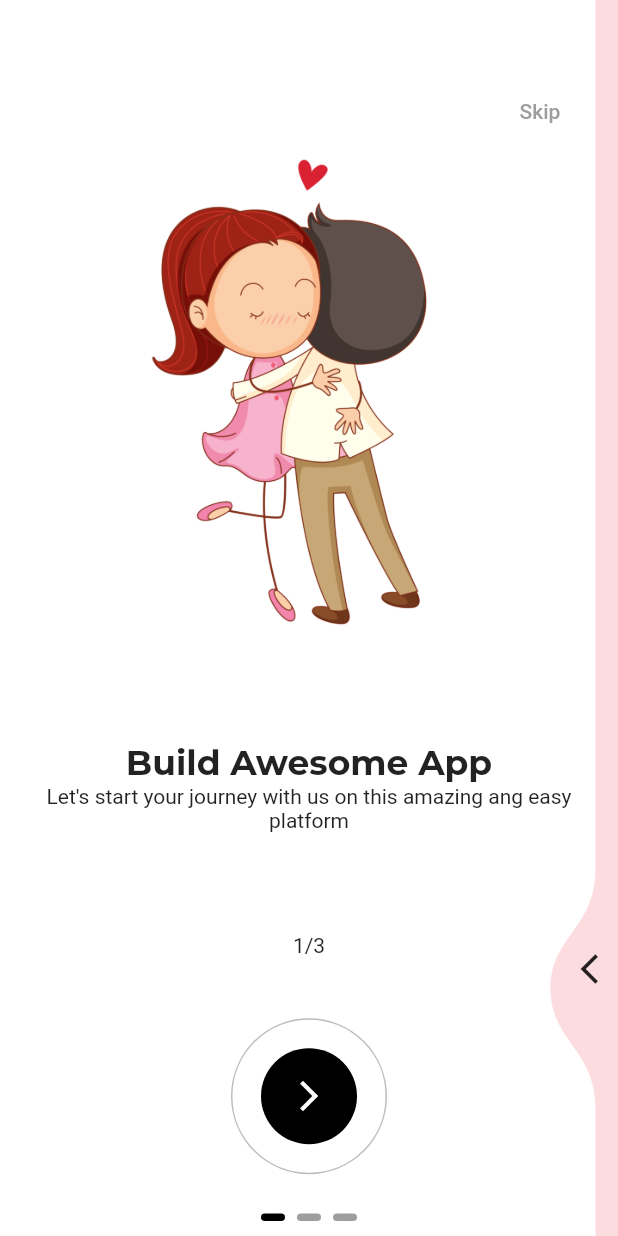
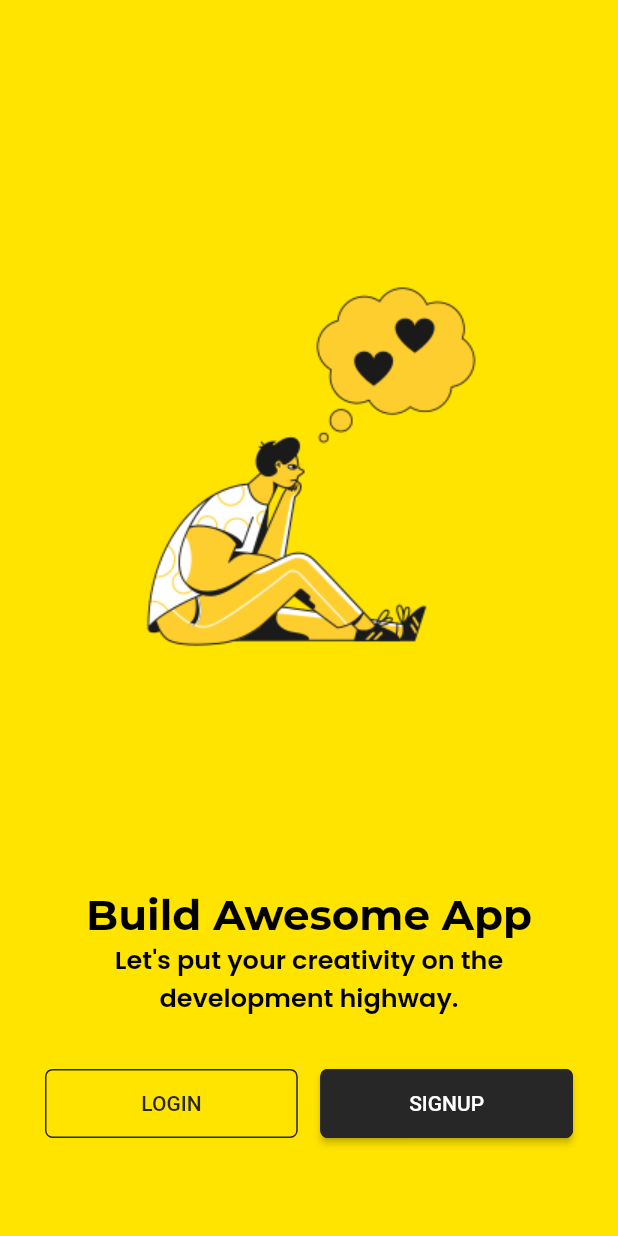
Before and after one commit to IrinaSemGB/login_app_flutter, a Flutter app: the screen it shows after launch, on a phone screen of 412 x 824 dp. Run offline on Flutter 3.47's test engine with Material 2 defaults, Android fonts, the phone set to English and light mode, and no system bars; drawn by our look-alikes of liquid_swipe, smooth_page_indicator; our stand-ins replace get, google_fonts.

Commit message:
Welcome Screen has been created. Fade animations on Splash and Welcome screens has been completed.

```diff
--- /dev/null
+++ b/lib/common_widgets/fade_in_animation/fade_animation_widget.dart
@@ -0,0 +1,36 @@
+import 'package:flutter/cupertino.dart';
+import 'package:get/get.dart';
+import '../../controllers/fade_animation_controller.dart';
+import '../../models/fade_animation_position_model.dart';
+
+class FadeAnimation extends StatelessWidget {
+
+  final controller = Get.put(FadeAnimationController());
+  final int durationInMilliseconds;
+  final FadeAnimationPosition? animate;
+  final Widget child;
+
+  FadeAnimation({
+    super.key,
+    required this.durationInMilliseconds,
+    required this.animate,
+    required this.child,
+  });
+
+  @override
+  Widget build(BuildContext context) {
+    return Obx(() => AnimatedPositioned(
+      duration: Duration(milliseconds: durationInMilliseconds),
+      top: controller.animate.value ? animate?.topAfter : animate?.topBefore,
+      bottom: controller.animate.value ? animate?.bottomAfter : animate?.bottomBefore,
+      left: controller.animate.value ? animate?.leftAfter : animate?.leftBefore,
+      right: controller.animate.value ? animate?.rightAfter : animate?.rightBefore,
+      child: AnimatedOpacity(
+        duration: Duration(milliseconds: durationInMilliseconds),
+        opacity: controller.animate.value ? 1 : 0,
+        child: child,
+      ),
+    ),
+    );
+  }
+}
--- a/lib/constants/app_titles.dart
+++ b/lib/constants/app_titles.dart
@@ -2,6 +2,9 @@ import 'dart:core';
 
 const String kAppTitle = '.appable/';
 const String kAppTagLine = 'Learn to code. \nFree For Everyone';
+
+const String kLoginButtonTitle = 'Login';
+const String kSignupButtonTitle = 'Signup';
 
 const String kOnBoardingTitle1 = 'Build Awesome App';
 const String kOnBoardingTitle2 = 'Learn from Youtube';
@@ -12,3 +15,6 @@ const String kOnBoardingSubtitle3 = 'Save time by just apply pasting complete ap
 const String kOnBoardingCounter1 = '1/3';
 const String kOnBoardingCounter2 = '2/3';
 const String kOnBoardingCounter3 = '3/3';
+
+const String kWelcomeTitle = 'Build Awesome App';
+const String kWelcomeSubtitle = 'Let\'s put your creativity on the development highway.';
--- a/lib/constants/images_strings.dart
+++ b/lib/constants/images_strings.dart
@@ -4,3 +4,5 @@ const String kSplashImage = 'assets/images/splash_screen_image.png';
 const String kOnBoardingImage1 = 'assets/images/on_boarding_image_1.png';
 const String kOnBoardingImage2 = 'assets/images/on_boarding_image_2.png';
 const String kOnBoardingImage3 = 'assets/images/on_boarding_image_3.png';
+
+const String kWelcomeScreenImage = 'assets/images/welcome_screen_image.png';
--- a/lib/controllers/on_boarding_controller.dart
+++ b/lib/controllers/on_boarding_controller.dart
@@ -7,6 +7,7 @@ import '../models/on_boarding_model.dart';
 import '../screens/on_boarding/on_boarding_widget.dart';
 
 class OnBoardingController extends GetxController {
+  //static OnBoardingController get find => Get.find();
 
   final LiquidController controller = LiquidController();
   RxInt currentPage = 0.obs;
--- a/lib/controllers/splash_controller.dart
+++ /dev/null
@@ -1,15 +0,0 @@
-import 'package:get/get.dart';
-import 'package:login_app_flutter/screens/on_boarding/on_boarding_screen.dart';
-
-class SplashController extends GetxController {
-  static SplashController get find => Get.find();
-
-  RxBool animate = false.obs;
-
-  Future startAnimation() async {
-    await Future.delayed(Duration(milliseconds: 500));
-    animate.value = true;
-    await Future.delayed(Duration(seconds: 5));
-    Get.to(OnBoardingScreen());
-   }
-}
--- a/lib/main.dart
+++ b/lib/main.dart
@@ -1,6 +1,6 @@
 import 'package:flutter/material.dart';
 import 'package:get/get_navigation/src/root/get_material_app.dart';
-import 'package:login_app_flutter/screens/splash_screen.dart';
+import 'package:login_app_flutter/screens/splash/splash_screen.dart';
 import 'package:login_app_flutter/utils/theme/app_theme.dart';
 
 void main() => runApp(const LoginApp());
--- /dev/null
+++ b/lib/models/fade_animation_position_model.dart
@@ -0,0 +1,15 @@
+class FadeAnimationPosition {
+  final double? topBefore, bottomBefore, leftBefore, rightBefore;
+  final double? topAfter, bottomAfter, leftAfter, rightAfter;
+
+  FadeAnimationPosition({
+    this.topBefore,
+    this.topAfter,
+    this.bottomBefore,
+    this.bottomAfter,
+    this.leftBefore,
+    this.leftAfter,
+    this.rightBefore,
+    this.rightAfter,
+  });
+}
--- a/lib/screens/on_boarding/on_boarding_screen.dart
+++ b/lib/screens/on_boarding/on_boarding_screen.dart
@@ -1,5 +1,5 @@
 import 'package:flutter/material.dart';
-import 'package:get/get_state_manager/src/rx_flutter/rx_obx_widget.dart';
+import 'package:get/get.dart';
 import 'package:liquid_swipe/liquid_swipe.dart';
 import 'package:login_app_flutter/constants/app_colors.dart';
 import 'package:login_app_flutter/controllers/on_boarding_controller.dart';
--- a/lib/screens/on_boarding/on_boarding_widget.dart
+++ b/lib/screens/on_boarding/on_boarding_widget.dart
@@ -1,4 +1,5 @@
 import 'package:flutter/material.dart';
+import 'package:login_app_flutter/constants/app_colors.dart';
 import '../../models/on_boarding_model.dart';
 
 class OnBoardingPage extends StatelessWidget {
@@ -20,11 +21,14 @@ class OnBoardingPage extends StatelessWidget {
           Image(image: AssetImage(onBoardingModel.image), height: size.height * 0.4),
           Column(
             children: [
-              Text(onBoardingModel.title, style: Theme.of(context).textTheme.headlineSmall),
-              Text(onBoardingModel.subTitle, textAlign: TextAlign.center),
+              Text(onBoardingModel.title,
+                  style: Theme.of(context).textTheme.headlineSmall?.copyWith(color: AppColors.DARK)),
+              Text(onBoardingModel.subTitle,
+                  style: Theme.of(context).textTheme.bodyMedium?.copyWith(color: AppColors.DARK),
+                  textAlign: TextAlign.center),
             ],
           ),
-          Text(onBoardingModel.counterText),
+          Text(onBoardingModel.counterText, style: Theme.of(context).textTheme.bodyMedium?.copyWith(color: AppColors.DARK)),
           SizedBox(height: 20.0),
         ],
       ),
--- a/lib/screens/welcome_screen.dart
+++ b/lib/screens/welcome_screen.dart
@@ -1,13 +1,88 @@
 import 'package:flutter/material.dart';
+import 'package:get/get.dart';
+import 'package:login_app_flutter/common_widgets/fade_in_animation/fade_animation_widget.dart';
+import 'package:login_app_flutter/constants/app_colors.dart';
+import 'package:login_app_flutter/constants/app_titles.dart';
+import 'package:login_app_flutter/constants/images_strings.dart';
+import 'package:login_app_flutter/models/fade_animation_position_model.dart';
+import '../controllers/fade_animation_controller.dart';
 
 class WelcomeScreen extends StatelessWidget {
-  const WelcomeScreen({Key? key}) : super(key: key);
+  WelcomeScreen({Key? key}) : super(key: key);
+
+  final controller = Get.put(FadeAnimationController());
 
   @override
   Widget build(BuildContext context) {
+
+    final mediaQuery = MediaQuery.of(context);
+    final double height = mediaQuery.size.height;
+    final bool brightnessIsDark = mediaQuery.platformBrightness == Brightness.dark;
+
+    controller.startAnimation();
+
     return Scaffold(
-      body: Center(
-        child: Text('WelcomeScreen'),
+      backgroundColor: brightnessIsDark ? AppColors.SECONDARY : AppColors.PRIMARY,
+      body: Stack(
+        children: [
+          FadeAnimation(
+            durationInMilliseconds: 1200,
+            animate: FadeAnimationPosition(
+              bottomAfter: 0, bottomBefore: -100,
+              topAfter: 0, topBefore: 0,
+              rightAfter: 0, rightBefore: 0,
+              leftAfter: 0, leftBefore: 0,
+            ),
+            child: Container(
+              padding: EdgeInsets.all(30.0),
+              child: Column(
+                mainAxisAlignment: MainAxisAlignment.spaceEvenly,
+                children: [
+                  Hero(
+                    tag: 'welcome_image_tag',
+                    child: Image.asset(kWelcomeScreenImage,
+                      height: height * 0.6,
+                    ),
+                  ),
+                  Column(
+                    children: [
+                      Text(kWelcomeTitle,
+                        style: Theme.of(context).textTheme.headlineLarge,
+                      ),
+                      Text(kWelcomeSubtitle,
+                        style: Theme.of(context).textTheme.displayMedium,
+                        textAlign: TextAlign.center,
+                      ),
+                    ],
+                  ),
+                  Row(
+                    children: [
+                      Expanded(
+                        child: OutlinedButton(
+                          onPressed: () {
+                            // TODO realisation
+                          },
+                          style: Theme.of(context).outlinedButtonTheme.style,
+                          child: Text(kLoginButtonTitle.toUpperCase()),
+                        ),
+                      ),
+                      SizedBox(width: 15.0),
+                      Expanded(
+                        child: ElevatedButton(
+                          onPressed: () {
+                            // TODO realisation
+                          },
+                          style: Theme.of(context).elevatedButtonTheme.style,
+                          child: Text(kSignupButtonTitle.toUpperCase()),
+                        ),
+                      ),
+                    ],
+                  ),
+                ],
+              ),
+            ),
+          ),
+        ],
       ),
     );
   }
--- a/lib/utils/theme/app_theme.dart
+++ b/lib/utils/theme/app_theme.dart
@@ -1,14 +1,22 @@
 import 'package:flutter/material.dart';
+import 'package:login_app_flutter/utils/theme/widgets_theme/elevated_button_theme.dart';
+import 'package:login_app_flutter/utils/theme/widgets_theme/outlined_button_theme.dart';
 import 'package:login_app_flutter/utils/theme/widgets_theme/text_theme.dart';
 
 class AppTheme {
+  AppTheme._();
 
-  static ThemeData lightTheme = ThemeData(
+  static final ThemeData lightTheme = ThemeData(
     brightness: Brightness.light,
     textTheme: AppTextTheme.lightTextTheme,
+    outlinedButtonTheme: AppOutlinedButtonTheme.lightOutlinedButtonTheme,
+    elevatedButtonTheme: AppElevatedButtonTheme.lightElevatedButtonTheme,
   );
-  static ThemeData darkTheme = ThemeData(
+
+  static final ThemeData darkTheme = ThemeData(
     brightness: Brightness.dark,
     textTheme: AppTextTheme.darkTextTheme,
+    outlinedButtonTheme: AppOutlinedButtonTheme.darkOutlinedButtonTheme,
+    elevatedButtonTheme: AppElevatedButtonTheme.darkElevatedButtonTheme,
   );
 }
--- /dev/null
+++ b/lib/utils/theme/widgets_theme/elevated_button_theme.dart
@@ -0,0 +1,30 @@
+import 'package:flutter/material.dart';
+import '../../../constants/app_colors.dart';
+
+class AppElevatedButtonTheme {
+  AppElevatedButtonTheme._();
+
+  static final lightElevatedButtonTheme = ElevatedButtonThemeData(
+    style: ElevatedButton.styleFrom(
+      shape: RoundedRectangleBorder(
+        borderRadius: BorderRadius.circular(5.0),
+      ),
+      foregroundColor: AppColors.WHITE,
+      backgroundColor: AppColors.SECONDARY,
+      side: BorderSide(color: AppColors.SECONDARY),
+      padding: EdgeInsets.symmetric(vertical: 15.0),
+    ),
+  );
+
+  static final darkElevatedButtonTheme = ElevatedButtonThemeData(
+    style: ElevatedButton.styleFrom(
+      shape: RoundedRectangleBorder(
+        borderRadius: BorderRadius.circular(5.0),
+      ),
+      foregroundColor: AppColors.SECONDARY,
+      backgroundColor: AppColors.WHITE,
+      side: BorderSide(color: AppColors.WHITE),
+      padding: EdgeInsets.symmetric(vertical: 15.0),
+    ),
+  );
+}
--- /dev/null
+++ b/lib/utils/theme/widgets_theme/outlined_button_theme.dart
@@ -0,0 +1,29 @@
+import 'package:flutter/material.dart';
+import '../../../constants/app_colors.dart';
+
+class AppOutlinedButtonTheme {
+  AppOutlinedButtonTheme._();
+
+  static final lightOutlinedButtonTheme = OutlinedButtonThemeData(
+    style: OutlinedButton.styleFrom(
+      shape: RoundedRectangleBorder(
+        borderRadius: BorderRadius.circular(5.0),
+      ),
+      foregroundColor: AppColors.SECONDARY,
+      side: BorderSide(color: AppColors.SECONDARY),
+      padding: EdgeInsets.symmetric(vertical: 15.0),
+    ),
+  );
+
+
+  static final darkOutlinedButtonTheme = OutlinedButtonThemeData(
+    style: OutlinedButton.styleFrom(
+      shape: RoundedRectangleBorder(
+        borderRadius: BorderRadius.circular(5.0),
+      ),
+      foregroundColor: AppColors.WHITE,
+      side: BorderSide(color: AppColors.WHITE),
+      padding: EdgeInsets.symmetric(vertical: 15.0),
+    ),
+  );
+}
--- a/lib/utils/theme/widgets_theme/text_theme.dart
+++ b/lib/utils/theme/widgets_theme/text_theme.dart
@@ -1,37 +1,75 @@
 import 'package:flutter/material.dart';
 import 'package:google_fonts/google_fonts.dart';
+import 'package:login_app_flutter/constants/app_colors.dart';
 
 class AppTextTheme {
+  AppTextTheme._(); // to avoid creating instances
 
-  static TextTheme lightTextTheme = TextTheme(
-    headlineMedium: GoogleFonts.montserrat(
-      color: Colors.black87,
-      fontSize: 24.0,
+  static final TextTheme lightTextTheme = TextTheme(
+
+    headlineLarge: GoogleFonts.montserrat(
+      color: AppColors.DARK,
+      fontSize: 28.0,
       fontWeight: FontWeight.bold,
     ),
-    headlineSmall: GoogleFonts.montserrat(
-      color: Colors.black87,
-      fontSize: 23.0,
-      fontWeight: FontWeight.bold,
+    headlineMedium: GoogleFonts.montserrat(
+      color: AppColors.DARK,
+      fontSize: 24.0,
+      fontWeight: FontWeight.w700,
     ),
-    titleLarge: GoogleFonts.poppins(
-      color: Colors.black54,
+    headlineSmall: GoogleFonts.poppins(
+      color: AppColors.DARK,
+      fontSize: 24.0,
+      fontWeight: FontWeight.w700,
+    ),
+    displayMedium: GoogleFonts.poppins(
+      color: AppColors.DARK,
+      fontSize: 17.0,
+      fontWeight: FontWeight.w600,
+    ),
+    displaySmall: GoogleFonts.poppins(
+      color: AppColors.DARK,
+      fontSize: 14.0,
+      fontWeight: FontWeight.w600,
+    ),
+    bodyMedium: GoogleFonts.poppins(
+      color: AppColors.DARK,
+      fontSize: 14.0,
+      fontWeight: FontWeight.normal,
     ),
   );
 
-  static TextTheme darkTextTheme = TextTheme(
-    headlineMedium: GoogleFonts.montserrat(
-      color: Colors.white70,
-      fontSize: 24.0,
+  static final TextTheme darkTextTheme = TextTheme(
+
+    headlineLarge: GoogleFonts.montserrat(
+      color: AppColors.WHITE,
+      fontSize: 28.0,
       fontWeight: FontWeight.bold,
     ),
-    headlineSmall: GoogleFonts.montserrat(
-      color: Colors.white70,
-      fontSize: 23.0,
-      fontWeight: FontWeight.bold,
+    headlineMedium: GoogleFonts.montserrat(
+      color: AppColors.WHITE,
+      fontSize: 24.0,
+      fontWeight: FontWeight.w700,
     ),
-    titleLarge: GoogleFonts.poppins(
-      color: Colors.white60,
+    headlineSmall: GoogleFonts.poppins(
+      color: AppColors.WHITE,
+      fontSize: 24.0,
+      fontWeight: FontWeight.w700,
+    ),
+    displayMedium: GoogleFonts.poppins(
+      color: AppColors.WHITE,
+      fontSize: 17.0,
+      fontWeight: FontWeight.w600,
+    ),
+    displaySmall: GoogleFonts.poppins(
+      color: AppColors.WHITE,
+      fontSize: 14.0,
+      fontWeight: FontWeight.w600,
+    ),
+    bodyMedium: GoogleFonts.poppins(
+      color: AppColors.WHITE,
+      fontSize: 14.0,
+      fontWeight: FontWeight.normal,
     ),
   );
 }
```
Also changed, not shown: lib/controllers/fade_animation_controller.dart (added, +22 -0 lines), lib/screens/splash/splash_screen.dart (added, +79 -0 lines), lib/screens/splash_screen.dart (deleted, +0 -87 lines), assets/images/welcome_screen_image.png (added).
